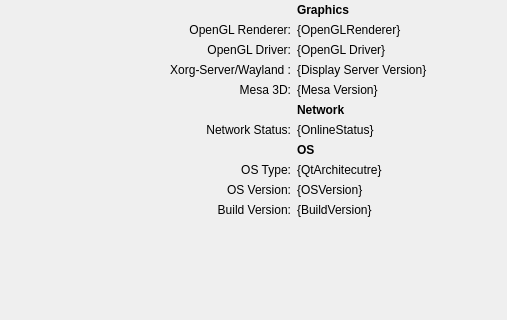
Qt form src/Module.ui (ds9-extras/kcm-about-extended) before a commit; both pictures show x 152 to 659 and y 381 to 701 of the 1054 by 862 pixel window.
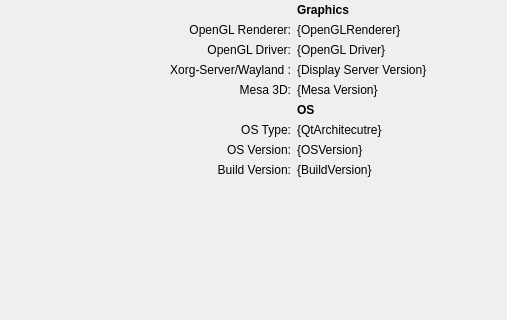
The same form after that commit.

Commit message: Drop online section

The edit to the form file:
```diff
--- a/src/Module.ui
+++ b/src/Module.ui
@@ -32,13 +32,6 @@
        </rect>
       </property>
       <layout class="QGridLayout" name="gridLayout">
-       <item row="48" column="4">
-        <widget class="QLabel" name="buildLabel">
-         <property name="text">
-          <string>{BuildVersion}</string>
-         </property>
-        </widget>
-       </item>
        <item row="0" column="7">
         <spacer name="horizontalSpacer_7">
          <property name="orientation">
@@ -59,7 +52,7 @@
          </property>
         </widget>
        </item>
-       <item row="51" column="4">
+       <item row="50" column="4">
         <spacer name="verticalSpacer_7">
          <property name="orientation">
           <enum>Qt::Vertical</enum>
@@ -112,7 +105,7 @@
          </property>
         </widget>
        </item>
-       <item row="51" column="5">
+       <item row="50" column="5">
         <spacer name="verticalSpacer_4">
          <property name="orientation">
           <enum>Qt::Vertical</enum>
@@ -132,22 +125,18 @@
          </property>
         </widget>
        </item>
-       <item row="46" column="3">
-        <widget class="QLabel" name="label_3">
-         <property name="text">
-          <string>OS Type:</string>
+       <item row="50" column="7">
+        <spacer name="verticalSpacer_8">
+         <property name="orientation">
+          <enum>Qt::Vertical</enum>
          </property>
-         <property name="alignment">
-          <set>Qt::AlignRight|Qt::AlignTrailing|Qt::AlignVCenter</set>
+         <property name="sizeHint" stdset="0">
+          <size>
+           <width>20</width>
+           <height>40</height>
+          </size>
          </property>
-        </widget>
-       </item>
-       <item row="44" column="4">
-        <widget class="QLabel" name="networkLabel">
-         <property name="text">
-          <string>{OnlineStatus}</string>
-         </property>
-        </widget>
+        </spacer>
        </item>
        <item row="11" column="4">
         <widget class="QLabel" name="appsLabel">
@@ -166,7 +155,7 @@
          </property>
         </widget>
        </item>
-       <item row="51" column="3">
+       <item row="50" column="3">
         <spacer name="verticalSpacer">
          <property name="orientation">
           <enum>Qt::Vertical</enum>
@@ -189,19 +178,6 @@
          </property>
         </widget>
        </item>
-       <item row="45" column="4">
-        <widget class="QLabel" name="label_7">
-         <property name="font">
-          <font>
-           <weight>75</weight>
-           <bold>true</bold>
-          </font>
-         </property>
-         <property name="text">
-          <string>OS</string>
-         </property>
-        </widget>
-       </item>
        <item row="10" column="4">
         <widget class="QLabel" name="plasmaLabel">
          <property name="text">
@@ -305,32 +281,16 @@
          </property>
         </spacer>
        </item>
-       <item row="43" column="4">
-        <widget class="QLabel" name="label_5">
-         <property name="font">
-          <font>
-           <weight>75</weight>
-           <bold>true</bold>
-          </font>
-         </property>
+       <item row="46" column="3">
+        <widget class="QLabel" name="label_8">
          <property name="text">
-          <string>Network</string>
+          <string>OS Version:</string>
+         </property>
+         <property name="alignment">
+          <set>Qt::AlignRight|Qt::AlignTrailing|Qt::AlignVCenter</set>
          </property>
         </widget>
        </item>
-       <item row="51" column="7">
-        <spacer name="verticalSpacer_8">
-         <property name="orientation">
-          <enum>Qt::Vertical</enum>
-         </property>
-         <property name="sizeHint" stdset="0">
-          <size>
-           <width>20</width>
-           <height>40</height>
-          </size>
-         </property>
-        </spacer>
-       </item>
        <item row="43" column="7">
         <widget class="QLabel" name="networkLogo">
          <property name="text">
@@ -500,13 +460,6 @@
          </property>
         </widget>
        </item>
-       <item row="46" column="4">
-        <widget class="QLabel" name="bitsLabel">
-         <property name="text">
-          <string notr="true">{QtArchitecutre}</string>
-         </property>
-        </widget>
-       </item>
        <item row="21" column="4">
         <widget class="QLabel" name="label">
          <property name="font">
@@ -523,33 +476,6 @@
          </property>
         </widget>
        </item>
-       <item row="44" column="3">
-        <widget class="QLabel" name="network">
-         <property name="text">
-          <string>Network Status:</string>
-         </property>
-         <property name="alignment">
-          <set>Qt::AlignRight|Qt::AlignTrailing|Qt::AlignVCenter</set>
-         </property>
-        </widget>
-       </item>
-       <item row="47" column="3">
-        <widget class="QLabel" name="label_8">
-         <property name="text">
-          <string>OS Version:</string>
-         </property>
-         <property name="alignment">
-          <set>Qt::AlignRight|Qt::AlignTrailing|Qt::AlignVCenter</set>
-         </property>
-        </widget>
-       </item>
-       <item row="47" column="4">
-        <widget class="QLabel" name="namedReleaseLabel">
-         <property name="text">
-          <string>{OSVersion}</string>
-         </property>
-        </widget>
-       </item>
        <item row="40" column="4">
         <widget class="QLabel" name="mesaVersionLabel">
          <property name="text">
@@ -591,16 +517,6 @@
          </property>
         </widget>
        </item>
-       <item row="48" column="3">
-        <widget class="QLabel" name="label_6">
-         <property name="text">
-          <string>Build Version:</string>
-         </property>
-         <property name="alignment">
-          <set>Qt::AlignRight|Qt::AlignTrailing|Qt::AlignVCenter</set>
-         </property>
-        </widget>
-       </item>
        <item row="32" column="3">
         <widget class="QLabel" name="memory">
          <property name="text">
@@ -621,6 +537,60 @@
          </property>
         </widget>
        </item>
+       <item row="45" column="3">
+        <widget class="QLabel" name="label_3">
+         <property name="text">
+          <string>OS Type:</string>
+         </property>
+         <property name="alignment">
+          <set>Qt::AlignRight|Qt::AlignTrailing|Qt::AlignVCenter</set>
+         </property>
+        </widget>
+       </item>
+       <item row="47" column="4">
+        <widget class="QLabel" name="buildLabel">
+         <property name="text">
+          <string>{BuildVersion}</string>
+         </property>
+        </widget>
+       </item>
+       <item row="46" column="4">
+        <widget class="QLabel" name="namedReleaseLabel">
+         <property name="text">
+          <string>{OSVersion}</string>
+         </property>
+        </widget>
+       </item>
+       <item row="45" column="4">
+        <widget class="QLabel" name="bitsLabel">
+         <property name="text">
+          <string notr="true">{QtArchitecutre}</string>
+         </property>
+        </widget>
+       </item>
+       <item row="47" column="3">
+        <widget class="QLabel" name="label_6">
+         <property name="text">
+          <string>Build Version:</string>
+         </property>
+         <property name="alignment">
+          <set>Qt::AlignRight|Qt::AlignTrailing|Qt::AlignVCenter</set>
+         </property>
+        </widget>
+       </item>
+       <item row="43" column="4">
+        <widget class="QLabel" name="label_7">
+         <property name="font">
+          <font>
+           <weight>75</weight>
+           <bold>true</bold>
+          </font>
+         </property>
+         <property name="text">
+          <string>OS</string>
+         </property>
+        </widget>
+       </item>
       </layout>
      </widget>
     </widget>
```
The commit also changes 1 other file.
